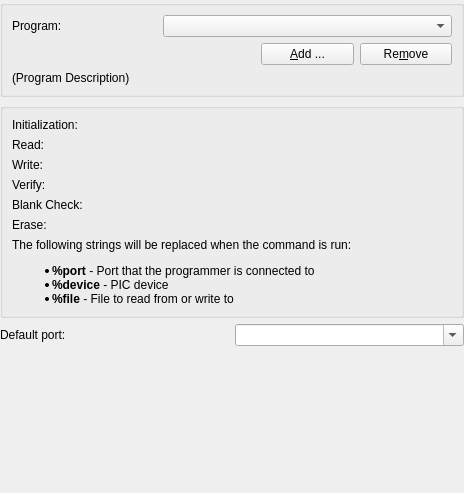
Qt form src/gui/picprogrammerconfigwidget.ui (ktechlab/ktechlab) before a commit.
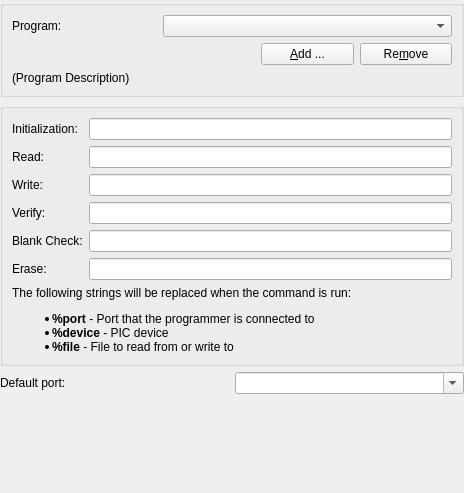
The same form after that commit. Custom widgets are drawn as their Qt base class.

```diff
--- a/src/gui/picprogrammerconfigwidget.ui
+++ b/src/gui/picprogrammerconfigwidget.ui
@@ -241,7 +241,7 @@
   </customwidget>
   <customwidget>
    <class>KLineEdit</class>
-   <extends>QWidget</extends>
+   <extends>QLineEdit</extends>
    <header>klineedit.h</header>
   </customwidget>
  </customwidgets>
```
Left out of the diff: 9 changed lines with no effect on the pictures.
